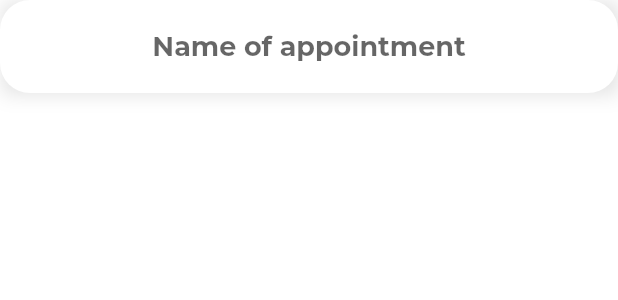
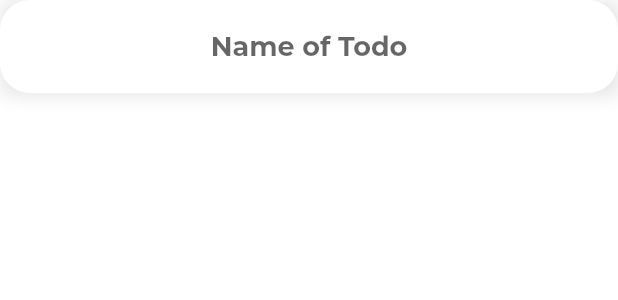
Before and after one commit to rlebranchu/BrainSaver_Flutter, a Flutter app: the _TitleInput widget shown alone on an empty page, opened directly, on a phone screen of 412 x 824 dp. Shown: the top 300 px of the screen. Run offline on Flutter 3.47's test engine with Material 2 defaults, Android fonts, the light colour scheme and no system bars; our stand-ins replace bloc, cloud_firestore, equatable, firebase_auth, firebase_core, flutter_bloc and 2 more; missing offline and left inert: flow_builder; accounts and stored records are empty; project files that could hold a hidden picture were left out.

Commit message:
Fix Error Naming variables and label

```diff
--- a/lib/views/screens/todo/todo_form.dart
+++ b/lib/views/screens/todo/todo_form.dart
@@ -28,10 +28,10 @@ class _TitleInput extends StatelessWidget {
       buildWhen: (previous, current) => previous.todoTitle != current.todoTitle,
       builder: (context, state) {
         return TextFieldApp(
-            label: 'Name of appointment',
+            label: 'Name of Todo',
             initialValue: state.todoTitle,
-            onChange: (appointmentName) =>
-                context.read<TodoFormCubit>().todoTitleChanged(appointmentName),
+            onChange: (todoName) =>
+                context.read<TodoFormCubit>().todoTitleChanged(todoName),
             textAlign: TextAlign.center);
       },
     );
```
